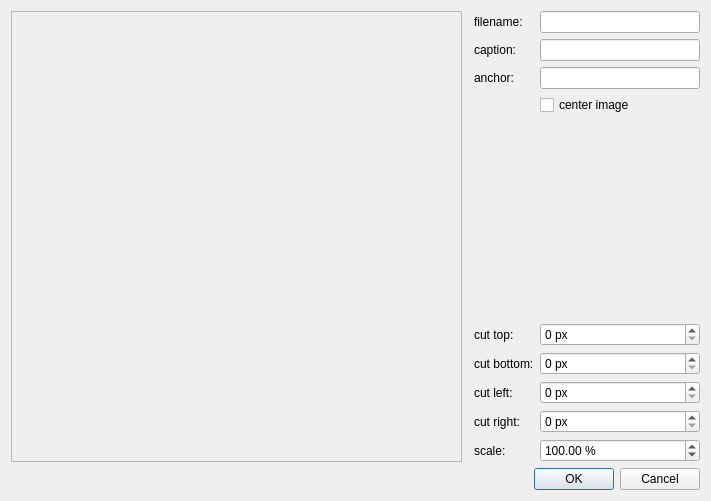
jkriege2/QuickFit3, file plugins/qfe_helpeditor/pasteimagedlg.ui: the form before one commit.
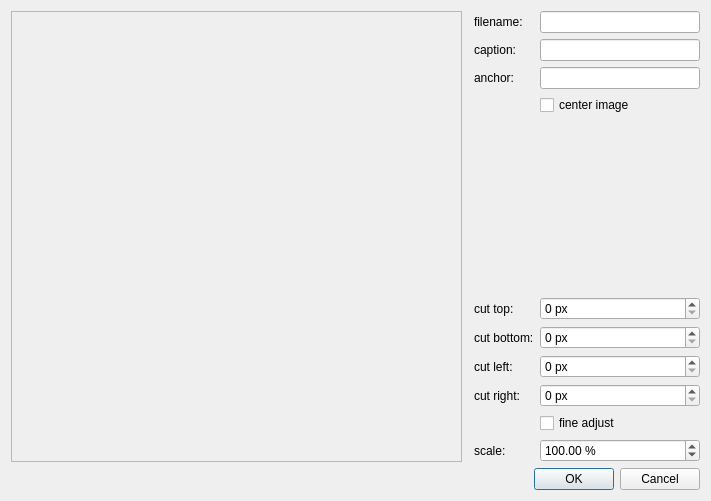
The form after the commit.

Patch:
```diff
--- a/plugins/qfe_helpeditor/pasteimagedlg.ui
+++ b/plugins/qfe_helpeditor/pasteimagedlg.ui
@@ -149,14 +149,14 @@
        </property>
       </widget>
      </item>
-     <item row="9" column="0">
+     <item row="10" column="0">
       <widget class="QLabel" name="label_8">
        <property name="text">
         <string>scale:</string>
        </property>
       </widget>
      </item>
-     <item row="9" column="1">
+     <item row="10" column="1">
       <widget class="QDoubleSpinBox" name="spinScale">
        <property name="suffix">
         <string> %</string>
@@ -172,6 +172,13 @@
        </property>
       </widget>
      </item>
+     <item row="9" column="1">
+      <widget class="QCheckBox" name="chkFine">
+       <property name="text">
+        <string>fine adjust</string>
+       </property>
+      </widget>
+     </item>
     </layout>
    </item>
    <item row="1" column="1" colspan="2">
```
